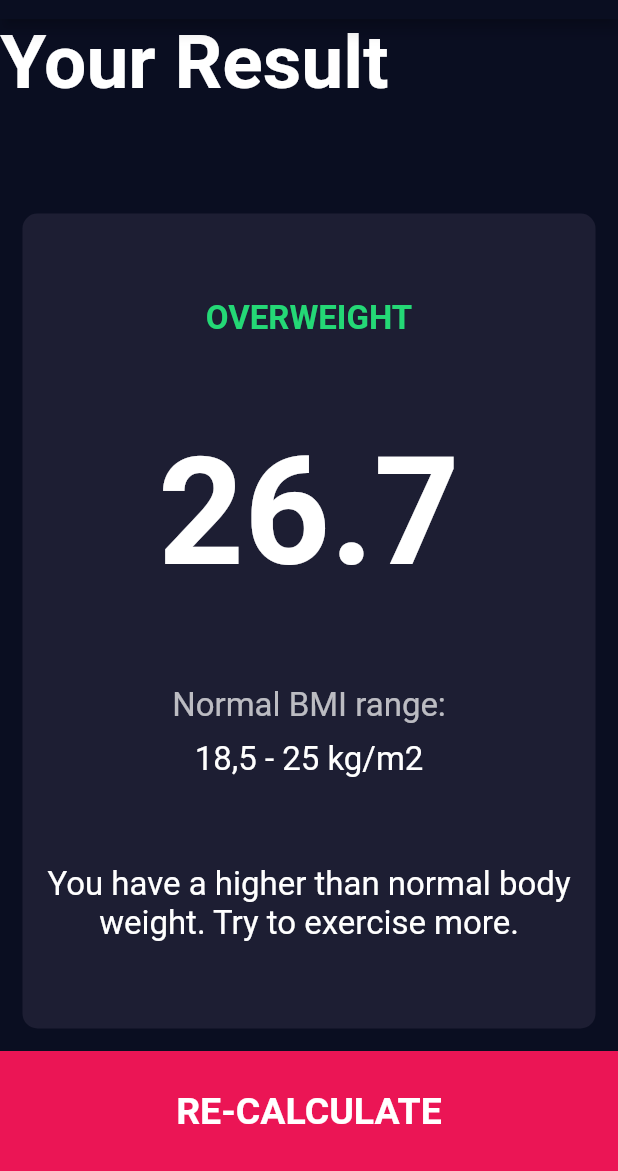
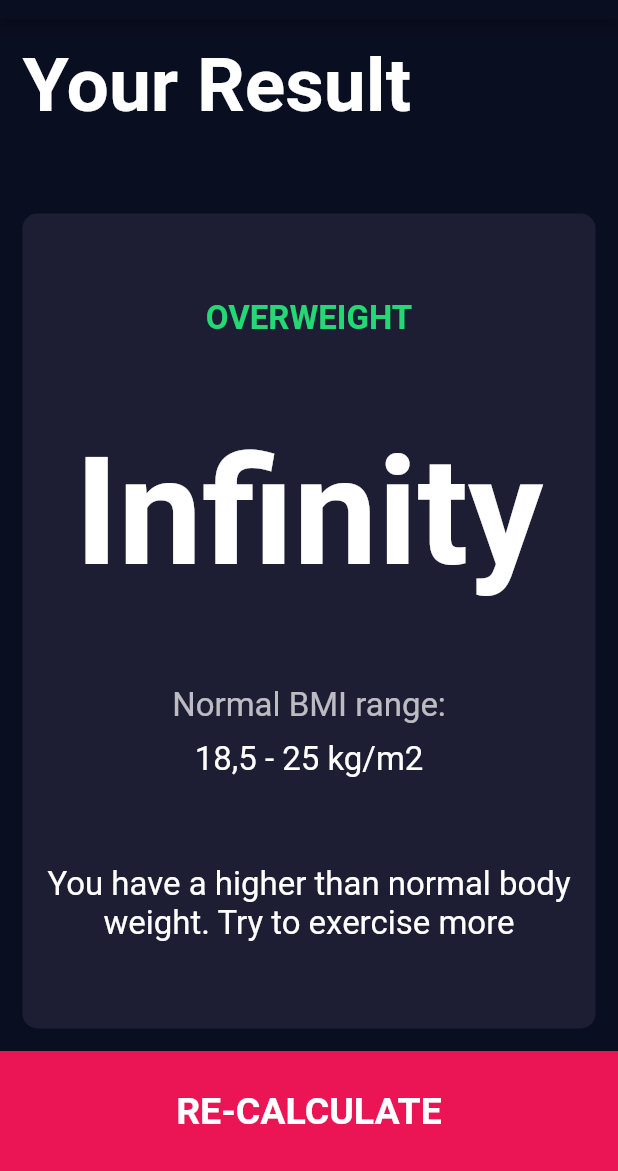
Before and after one commit to Revaldo11/Flutter-BMI-Calculator, a Flutter app: the screen it shows after launch, item 2 of the bottom bar chosen, after a tap on "CALCULATE", on a phone screen of 412 x 824 dp, the part 65-1236 px from its top. Run offline on Flutter 3.47's test engine with Material 2 defaults, Android fonts, the phone set to English and light mode, and no system bars; our stand-ins replace font_awesome_flutter.

Commit message:
add function bmi calculate

```diff
--- /dev/null
+++ b/lib/function_calculate.dart
@@ -0,0 +1,36 @@
+import 'dart:math';
+
+class CalculatorBrain {
+  CalculatorBrain({required this.weight, required this.height});
+
+  final int weight;
+  final int height;
+  late double _bmi;
+
+  // Metod pertama untuk memberikan hasil BMI
+  String calculateBMI() {
+    _bmi = weight / pow(height / 100, 2);
+    return _bmi.toStringAsFixed(2); // 2 decimal places
+  }
+
+  // Metod kedua untuk memberikan hasil kategori BMI
+  String getResult() {
+    if (_bmi >= 25) {
+      return 'Overweight';
+    } else if (_bmi > 18.5) {
+      return 'Normal';
+    } else {
+      return 'Underweight';
+    }
+  }
+
+  String getInterpretation() {
+    if (_bmi >= 25) {
+      return 'You have a higher than normal body weight. Try to exercise more';
+    } else if (_bmi > 18.5) {
+      return 'You have a normal body weight. Good job';
+    } else {
+      return 'You have a lower than normal body weight. You can eat a bit more';
+    }
+  }
+}
--- a/lib/input_page.dart
+++ b/lib/input_page.dart
@@ -1,5 +1,6 @@
 // ignore_for_file: prefer_const_literals_to_create_immutables, prefer_const_constructors
 
+import 'package:bmi_calculator/function_calculate.dart';
 import 'package:bmi_calculator/result_page.dart';
 import 'package:bmi_calculator/widgets/buttom_botton.dart';
 import 'package:flutter/material.dart';
@@ -23,7 +24,7 @@ enum Gender {
 
 class _InputPageState extends State<InputPage> {
   Gender? selectedGender;
-  int height = 122;
+  int height = 0;
   int weight = 0;
   int age = 0;
 
@@ -112,7 +113,7 @@ class _InputPageState extends State<InputPage> {
                     ),
                     child: Slider(
                       value: height.toDouble(),
-                      min: 120.0,
+                      min: 0.0,
                       max: 220.0,
                       onChanged: (double value) {
                         setState(() {
@@ -225,8 +226,21 @@ class _InputPageState extends State<InputPage> {
           ),
           BottomButton(
             onPress: () {
-              Navigator.push(context,
-                  MaterialPageRoute(builder: (context) => ResultPage()));
+              CalculatorBrain calc = CalculatorBrain(
+                height: height,
+                weight: weight,
+              );
+
+              Navigator.push(
+                context,
+                MaterialPageRoute(
+                  builder: (context) => ResultPage(
+                    bmiResult: calc.calculateBMI(),
+                    resultText: calc.getResult(),
+                    interpretation: calc.getInterpretation(),
+                  ),
+                ),
+              );
             },
             text: 'CALCULATE',
           ),
--- a/lib/main.dart
+++ b/lib/main.dart
@@ -1,4 +1,3 @@
-import 'package:bmi_calculator/result_page.dart';
 import 'package:flutter/material.dart';
 
 import 'input_page.dart';
@@ -22,7 +21,6 @@ class MyApp extends StatelessWidget {
       ),
       routes: {
         '/': (context) => const InputPage(),
-        '/result': (context) => const ResultPage(),
       },
     );
   }
--- a/lib/result_page.dart
+++ b/lib/result_page.dart
@@ -4,7 +4,15 @@ import 'package:bmi_calculator/widgets/reuseable_card.dart';
 import 'package:flutter/material.dart';
 
 class ResultPage extends StatelessWidget {
-  const ResultPage({super.key});
+  const ResultPage(
+      {super.key,
+      required this.bmiResult,
+      required this.resultText,
+      required this.interpretation});
+
+  final String bmiResult;
+  final String resultText;
+  final String interpretation;
 
   @override
   Widget build(BuildContext context) {
@@ -18,6 +26,7 @@ class ResultPage extends StatelessWidget {
         children: [
           Expanded(
             child: Container(
+              padding: const EdgeInsets.all(15.0),
               child: Text(
                 'Your Result',
                 style: App.kTitleTextStyle,
@@ -33,11 +42,11 @@ class ResultPage extends StatelessWidget {
                 crossAxisAlignment: CrossAxisAlignment.center,
                 children: [
                   Text(
-                    'OVERWEIGHT',
+                    resultText.toUpperCase(),
                     style: App.kResultTextStyle,
                   ),
                   Text(
-                    '26.7',
+                    bmiResult,
                     style: App.kBMITextStyle,
                   ),
                   Column(
@@ -58,7 +67,7 @@ class ResultPage extends StatelessWidget {
                     ],
                   ),
                   Text(
-                    'You have a higher than normal body weight. Try to exercise more.',
+                    interpretation,
                     style: App.kBodyTextStyle,
                     textAlign: TextAlign.center,
                   ),
```
